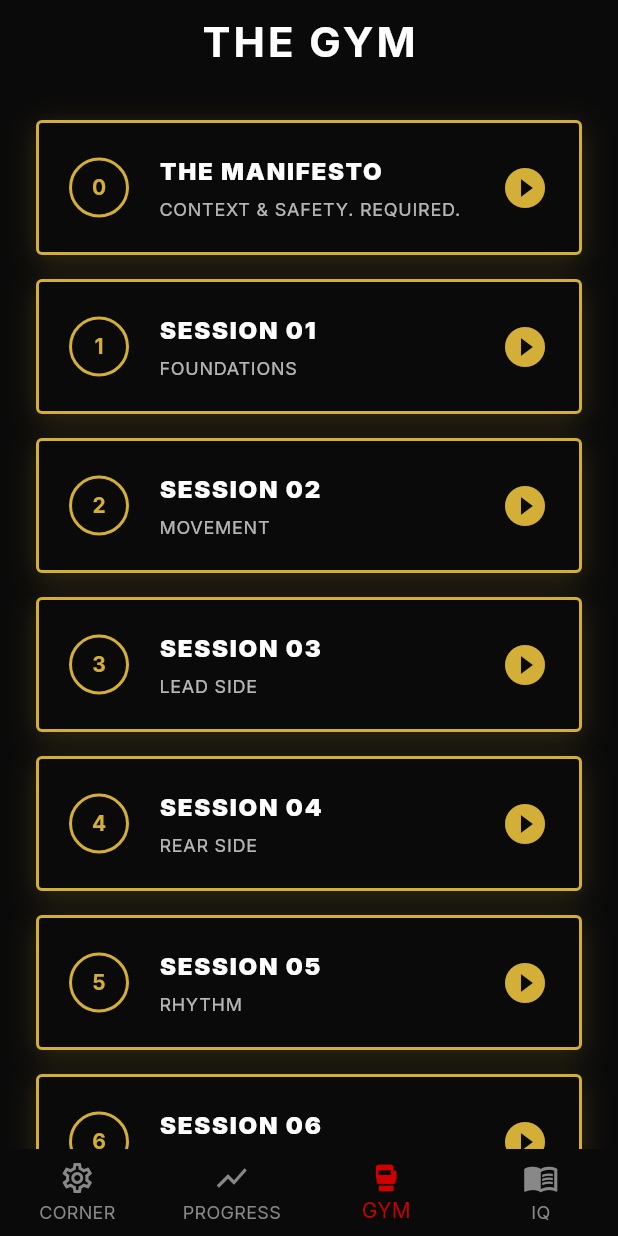
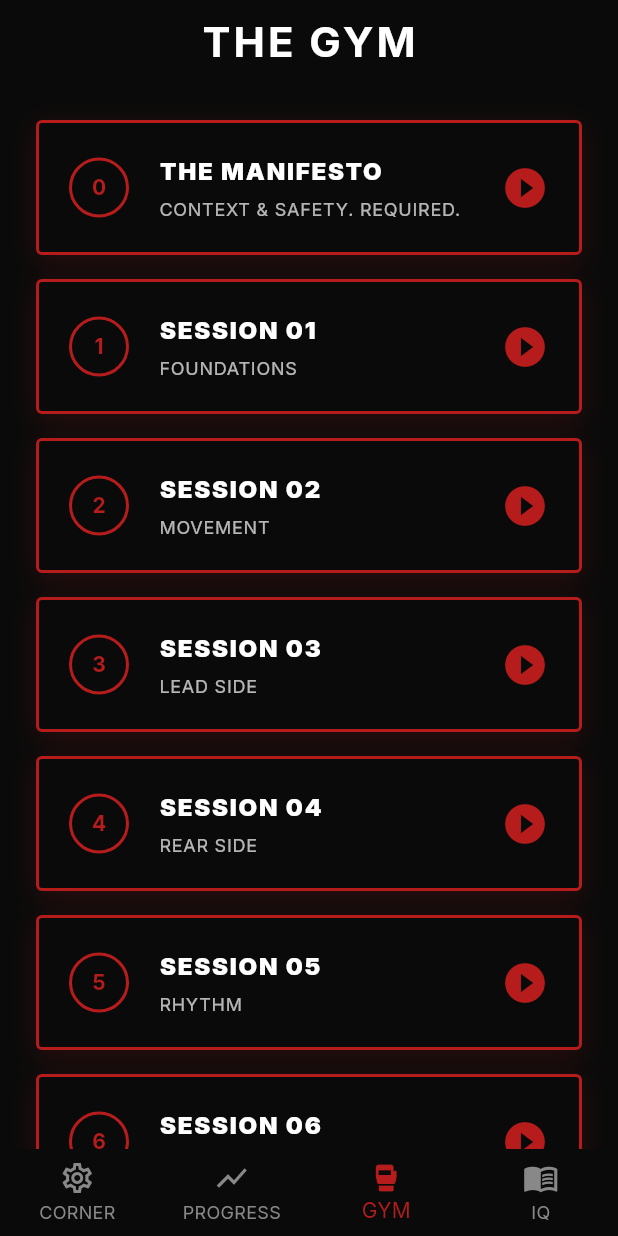
Before and after one commit to Missyrupert/sofa2slugger, a Flutter app: the GymScreen screen opened by its route, on a phone screen of 412 x 824 dp. Run offline on Flutter 3.47's test engine with Material 3 defaults, Android fonts, the phone set to English and light mode, and no system bars; our stand-ins replace flutter_animate, flutter_riverpod, go_router, google_fonts, just_audio, shared_preferences; missing offline and left inert: audio_session; accounts and stored records are empty.

Commit message:
feat: updated branding colors to blood red and finalized fight iq imagery

```diff
--- a/lib/data/glossary_data.dart
+++ b/lib/data/glossary_data.dart
@@ -42,14 +42,14 @@ const List<GlossaryItem> glossaryData = [
     category: "Core",
     definition: "The hammer.",
     details: "Rear hand straight punch. Rotate hips and shoulders. High power, long range.",
-    imagePath: "assets/images/cross.png",
+    imagePath: "assets/images/cross.jpg",
   ),
   GlossaryItem(
     term: "HOOK",
     category: "Core",
     definition: "The corner.",
     details: "Circular punch. Elbow high, thumb up. Targets the side of the head or body. devastating power.",
-    imagePath: "assets/images/hook.png",
+    imagePath: "assets/images/hook.jpg",
   ),
   GlossaryItem(
     term: "UPPERCUT",
--- a/lib/screens/corner.dart
+++ b/lib/screens/corner.dart
@@ -33,13 +33,13 @@ class CornerScreen extends ConsumerWidget {
                 margin: const EdgeInsets.only(bottom: 24),
                 decoration: BoxDecoration(
                   color: const Color(0xFF0A0A0A),
-                  border: Border.all(color: const Color(0xFFD4AF37).withOpacity(0.5)),
+                  border: Border.all(color: const Color(0xFFB71C1C).withOpacity(0.5)),
                   borderRadius: BorderRadius.circular(4),
                 ),
                 child: SwitchListTile(
                   title: const Text('PREMIUM MODE',
                     style: TextStyle(
-                      color: Color(0xFFD4AF37),
+                      color: Color(0xFFB71C1C),
                       fontWeight: FontWeight.bold,
                       letterSpacing: 1.0
                     )
@@ -57,7 +57,7 @@ class CornerScreen extends ConsumerWidget {
                        );
                      }
                   },
-                  activeColor: const Color(0xFFD4AF37),
+                  activeColor: const Color(0xFFB71C1C),
                   contentPadding: const EdgeInsets.symmetric(horizontal: 16, vertical: 4),
                 ),
               );
--- a/lib/screens/gym.dart
+++ b/lib/screens/gym.dart
@@ -42,13 +42,13 @@ class GymScreen extends ConsumerWidget {
                   decoration: BoxDecoration(
                     color: const Color(0xFF0A0A0A), // Obsidian Black
                     border: Border.all(
-                      color: isLocked ? Colors.white10 : const Color(0xFFD4AF37), // Iron vs Gold
+                      color: isLocked ? Colors.white10 : const Color(0xFFB71C1C), // Iron vs Blood Red
                       width: isLocked ? 1 : 2,
                     ),
                     borderRadius: BorderRadius.circular(4), // Sharp/Brutalist
                     boxShadow: isLocked ? [] : [
                       BoxShadow(
-                        color: const Color(0xFFD4AF37).withOpacity(0.2),
+                        color: const Color(0xFFB71C1C).withOpacity(0.2),
                         blurRadius: 15,
                         offset: const Offset(0, 4),
                       )
@@ -74,10 +74,10 @@ class GymScreen extends ConsumerWidget {
                               decoration: BoxDecoration(
                                 shape: BoxShape.circle,
                                 border: Border.all(
-                                  color: isLocked ? Colors.white24 : const Color(0xFFD4AF37),
+                                  color: isLocked ? Colors.white24 : const Color(0xFFB71C1C),
                                   width: 2,
                                 ),
-                                color: isCompleted ? const Color(0xFFD4AF37) : Colors.transparent,
+                                color: isCompleted ? const Color(0xFFB71C1C) : Colors.transparent,
                               ),
                               child: Center(
                                 child: isLocked
@@ -87,7 +87,7 @@ class GymScreen extends ConsumerWidget {
                                     : Text(
                                         "${index}", // Session Number
                                         style: const TextStyle(
-                                          color: Color(0xFFD4AF37),
+                                          color: Color(0xFFB71C1C),
                                           fontWeight: FontWeight.bold,
                                         ),
                                       ),
@@ -127,7 +127,7 @@ class GymScreen extends ConsumerWidget {
                             if (!isLocked)
                               Icon(
                                 Icons.play_circle_fill,
-                                color: const Color(0xFFD4AF37),
+                                color: const Color(0xFFB71C1C),
                                 size: 32,
                               ),
                           ],
--- a/lib/theme/app_theme.dart
+++ b/lib/theme/app_theme.dart
@@ -4,7 +4,7 @@ import 'package:google_fonts/google_fonts.dart';
 class AppTheme {
   static const Color _black = Color(0xFF0a0a0a);
   static const Color _surface = Color(0xFF1a1a1a);
-  static const Color _sluggerRed = Color(0xFFD00000);
+  static const Color _sluggerRed = Color(0xFFB71C1C); // Blood Red
   static const Color _white = Color(0xFFFFFFFF);
   static const Color _grey = Color(0xFF888888);
 
--- a/lib/widgets/tape_progress_bar.dart
+++ b/lib/widgets/tape_progress_bar.dart
@@ -12,7 +12,7 @@ class TapeProgressBar extends StatelessWidget {
     required this.progress,
     this.height = 48.0,
     this.baseColor = const Color(0xFFE0E0E0), // White/creamy tape
-    this.progressColor = const Color(0xFFFFD700), // Gold
+    this.progressColor = const Color(0xFFB71C1C), // Blood Red
   });
 
   @override
```
Also changed, not shown: lib/screens/iq.dart (+8 -8 lines), assets/images/cross.jpg (added), assets/images/cross.png (deleted), assets/images/guard.png (deleted), assets/images/hook.jpg (added), assets/images/hook.png (deleted), assets/images/jab.png, assets/images/stance.png (deleted), assets/images/uppercut.png.
